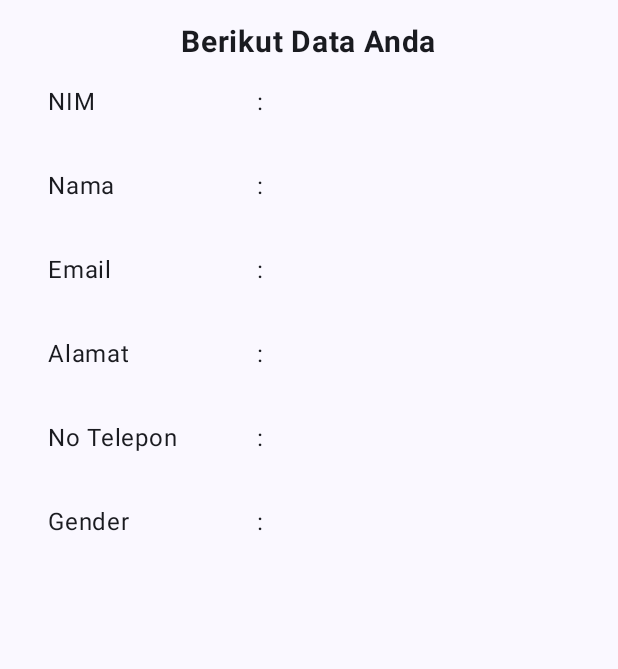
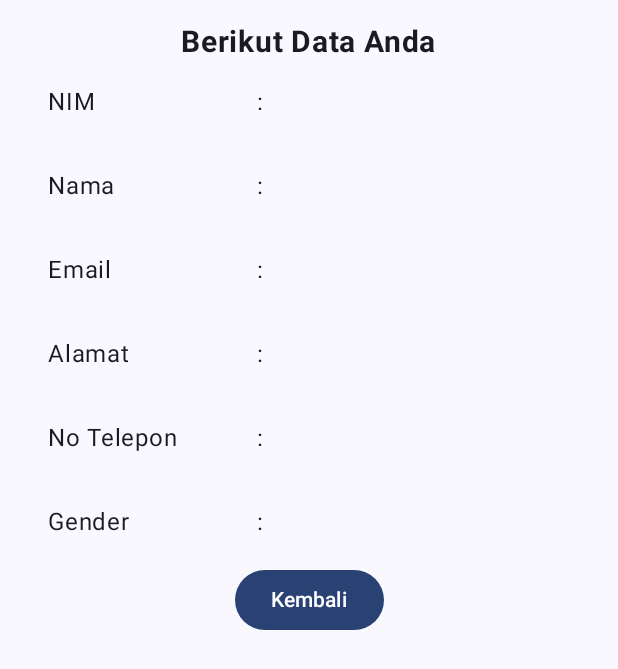
Before and after one commit to nrismawardah/QuestNavigasiMVVM_145, an Android app built with Jetpack Compose: the composable TampilDataView shown on its own in the app's theme, on a phone screen of 412 x 824 dp. Shown: the top 669 px of the screen. Run offline under Robolectric (Android 15) with nearby library versions, the phone set to English and light mode, and no system bars.

Commit message:
Commit 22: Menambahkan elemen button yang dihubungkan dengan onClick listener (onBackButton) untuk menangani aksi ketika tombol "Kembali" ditekan

```diff
--- a/app/src/main/java/com/example/questnavigasimvvm/ui/view/TampilDataView.kt
+++ b/app/src/main/java/com/example/questnavigasimvvm/ui/view/TampilDataView.kt
@@ -6,6 +6,7 @@ import androidx.compose.foundation.layout.Row
 import androidx.compose.foundation.layout.fillMaxSize
 import androidx.compose.foundation.layout.fillMaxWidth
 import androidx.compose.foundation.layout.padding
+import androidx.compose.material3.Button
 import androidx.compose.material3.Text
 import androidx.compose.runtime.Composable
 import androidx.compose.ui.Alignment
@@ -56,6 +57,9 @@ fun TampilDataView(
             param = "Gender",
             argu = uiState.gender
         )
+        Button(onClick = onBackButton) {
+            Text(text = "Kembali")
+        }
     }
 }
 
```
